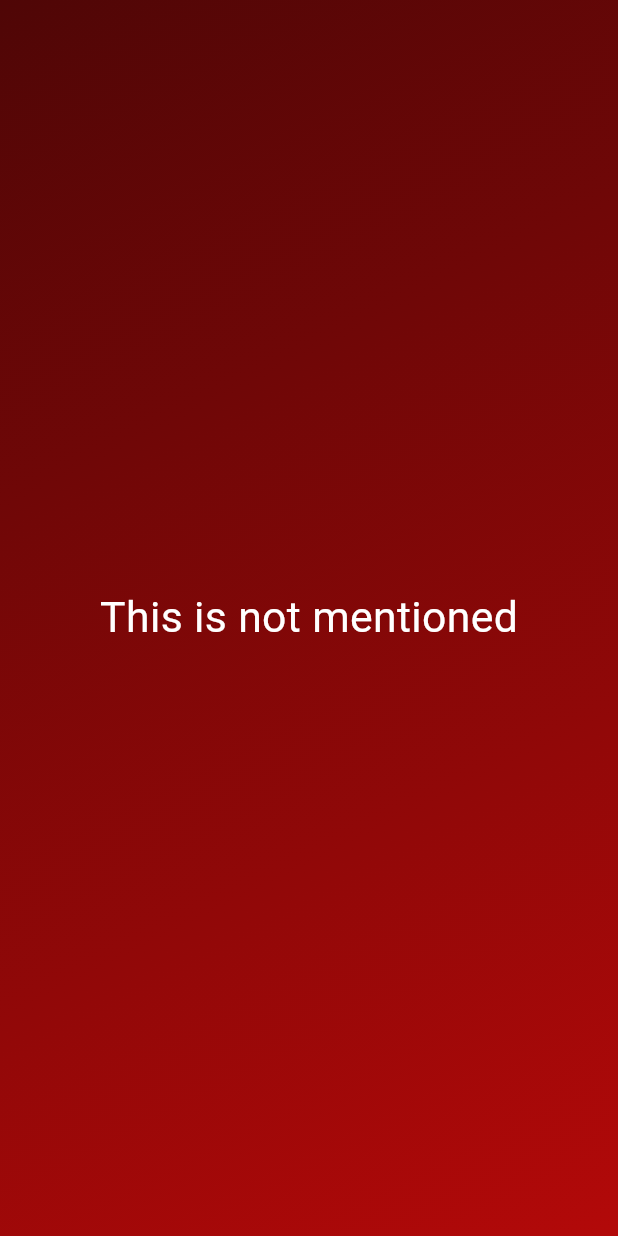
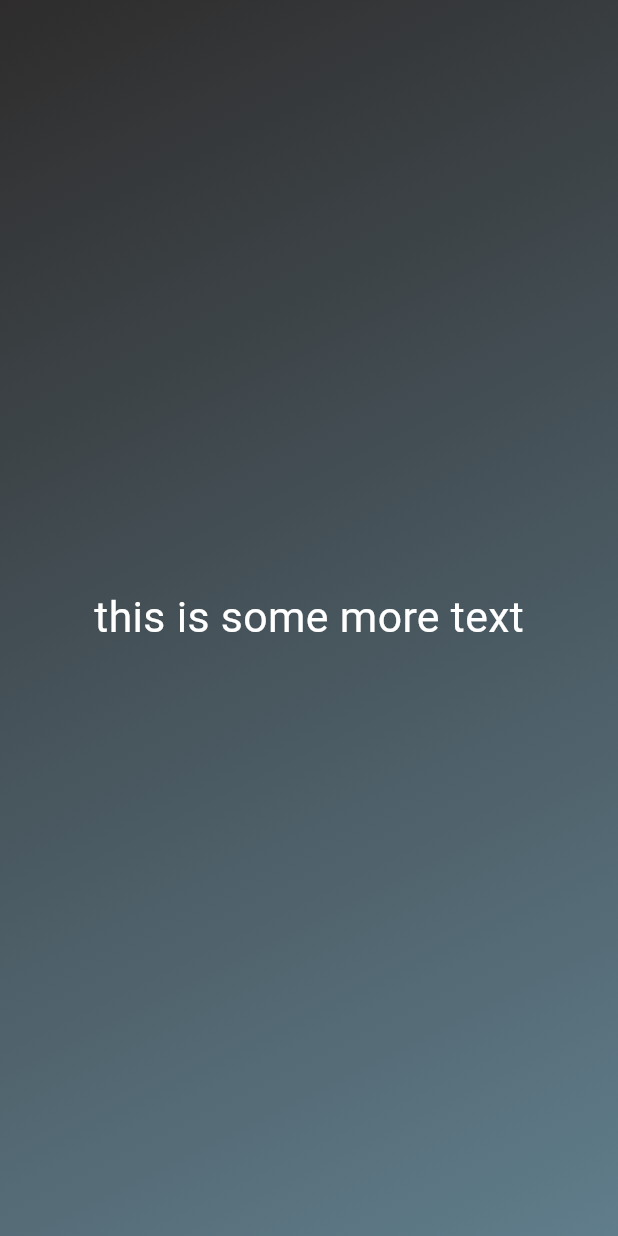
Before and after one commit to Mudasirsaeed032/RollDiceApp, a Flutter app: the screen it shows after launch, on a phone screen of 412 x 824 dp. Run offline on Flutter 3.47's test engine with Material 3 defaults, Android fonts, the phone set to English and light mode, and no system bars.

```diff
--- /dev/null
+++ b/lib/gradient_container.dart
@@ -0,0 +1,28 @@
+import 'package:flutter/material.dart';
+import './styled_text.dart';
+
+var startAlignment = Alignment.topLeft;
+var endAlignment = Alignment.bottomRight;
+Alignment startAlign = Alignment.topLeft;
+Alignment? endAlign;
+
+class GradientContainer extends StatelessWidget {
+  const GradientContainer(this.colors, {super.key});
+
+  final List<Color> colors;
+
+  @override
+  Widget build(context) {
+    endAlign = Alignment.bottomRight;
+    return Container(
+      decoration: BoxDecoration(
+        gradient: LinearGradient(
+          colors: colors,
+          begin: startAlign,
+          end: endAlignment,
+        ),
+      ),
+      child: Center(child: StyledText('this is some more text')),
+    );
+  }
+}
--- a/lib/main.dart
+++ b/lib/main.dart
@@ -1,31 +1,15 @@
 import 'package:flutter/material.dart';
+import './gradient_container.dart';
 
 void main() {
-  runApp(MaterialApp(home: Scaffold(body: GradientContainer())));
+  runApp(
+    MaterialApp(
+      home: Scaffold(
+        body: GradientContainer([
+          const Color.fromARGB(255, 46, 44, 44),
+          Colors.blueGrey,
+        ]),
+      ),
+    ),
+  );
 }
-
-class GradientContainer extends StatelessWidget {
-  const GradientContainer({super.key});
-
-  @override
-  Widget build(context) {
-    return Container(
-      decoration: BoxDecoration(
-        gradient: LinearGradient(
-          colors: [
-            const Color.fromARGB(255, 79, 6, 6),
-            const Color.fromARGB(255, 179, 9, 9),
-          ],
-          begin: Alignment.topLeft,
-          end: Alignment.bottomRight,
-        ),
-      ),
-      child: Center(
-        child: Text(
-          'This is not mentioned',
-          style: TextStyle(color: Colors.white, fontSize: 28.5),
-        ),
-      ),
-    );
-  }
-}
--- /dev/null
+++ b/lib/styled_text.dart
@@ -0,0 +1,15 @@
+import 'package:flutter/material.dart';
+
+class StyledText extends StatelessWidget {
+  const StyledText(this.text, {super.key});
+
+  final String text;
+
+  @override
+  Widget build(context) {
+    return Text(
+      text,
+      style: TextStyle(color: Colors.white, fontSize: 28.5),
+    );
+  }
+}
```
Also changed, not shown: assets/images/dice-1.png (added), assets/images/dice-2.png (added), assets/images/dice-3.png (added), assets/images/dice-4.png (added), assets/images/dice-5.png (added), assets/images/dice-6.png (added).
